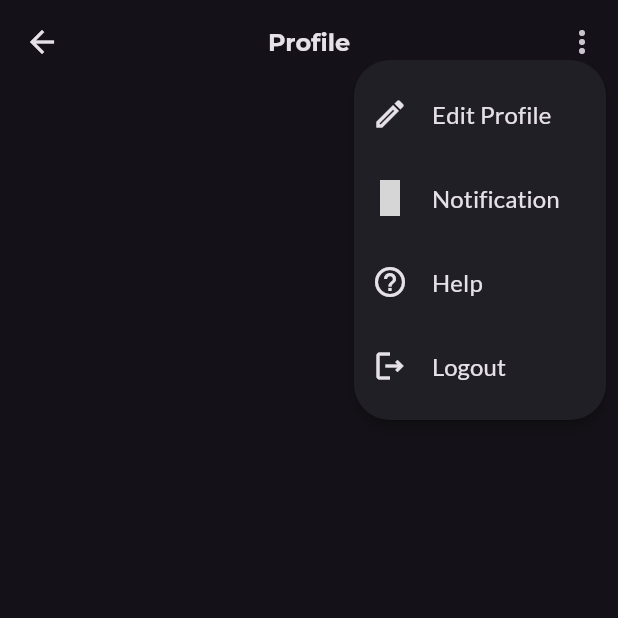
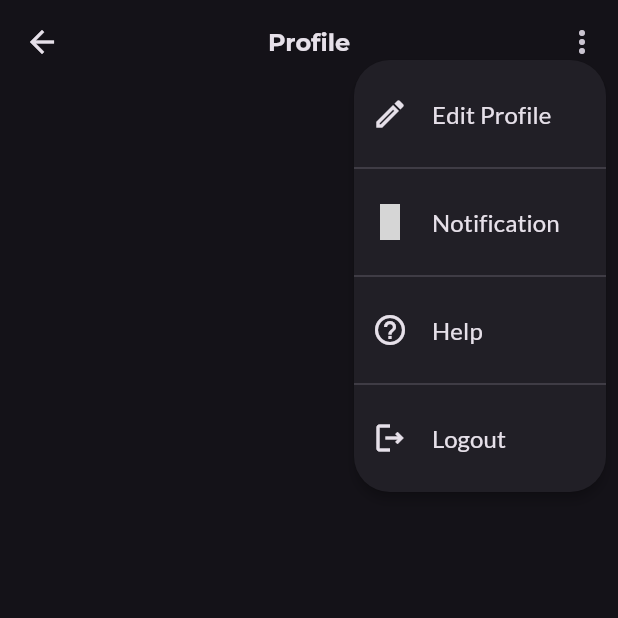
Before and after one commit to ravelinejunior/education_project, a Flutter app: the ProfileView screen opened directly, after a tap on the "more vert" icon, on a phone screen of 412 x 824 dp, the top half of it. Run offline on Flutter 3.47's test engine with Material 3 defaults, Android fonts, the phone set to English and light mode, and no system bars; our stand-ins replace bloc, cloud_firestore, dartz, equatable, firebase_auth, firebase_core and 8 more; missing offline and left inert: firebase_ui_auth; accounts and stored records are empty; grey boxes are pictures that could not be loaded.

Commit message:
"Updated ProfileAppBar: added type parameter to PopupMenuButton, set clipBehavior, and added PopupMenuDivider between menu items."

```diff
--- a/lib/src/profile/presentation/common/profile_app_bar.dart
+++ b/lib/src/profile/presentation/common/profile_app_bar.dart
@@ -13,7 +13,8 @@ class ProfileAppBar extends StatelessWidget implements PreferredSizeWidget {
       centerTitle: true,
       backgroundColor: Theme.of(context).colorScheme.surface,
       actions: [
-        PopupMenuButton(
+        PopupMenuButton<void>(
+          clipBehavior:  Clip.antiAlias,
           offset: const Offset(0, 36),
           shape: const RoundedRectangleBorder(
             borderRadius: BorderRadius.all(
@@ -31,6 +32,7 @@ class ProfileAppBar extends StatelessWidget implements PreferredSizeWidget {
               ),
               onTap: () => CoreUtils.showSnackBar(context, 'Edit Profile'),
             ),
+            const PopupMenuDivider(),
             PopupMenuItem<void>(
               child: ProfilePopupMenuItem(
                 itemTitle: 'Notification',
@@ -41,6 +43,7 @@ class ProfileAppBar extends StatelessWidget implements PreferredSizeWidget {
               ),
               onTap: () => CoreUtils.showSnackBar(context, 'Notification'),
             ),
+            const PopupMenuDivider(),
             PopupMenuItem<void>(
               child: ProfilePopupMenuItem(
                 itemTitle: 'Help',
@@ -51,6 +54,7 @@ class ProfileAppBar extends StatelessWidget implements PreferredSizeWidget {
               ),
               onTap: () => CoreUtils.showSnackBar(context, 'Help'),
             ),
+            const PopupMenuDivider(),
             PopupMenuItem<void>(
               child: ProfilePopupMenuItem(
                 itemTitle: 'Logout',
```
